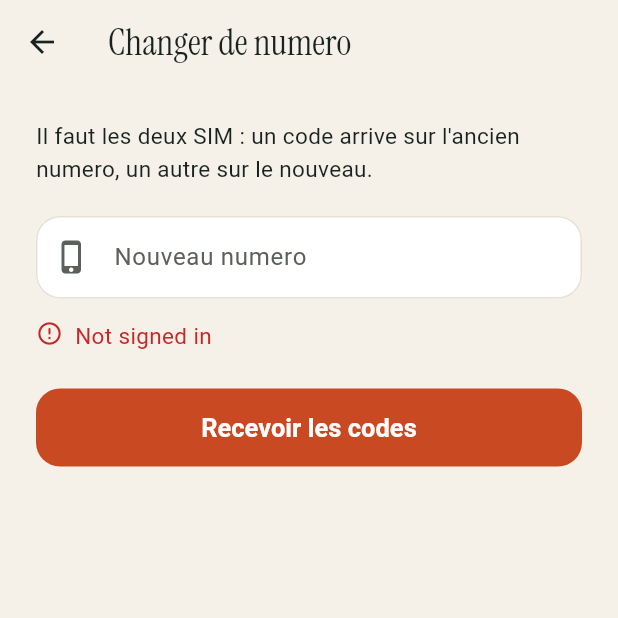
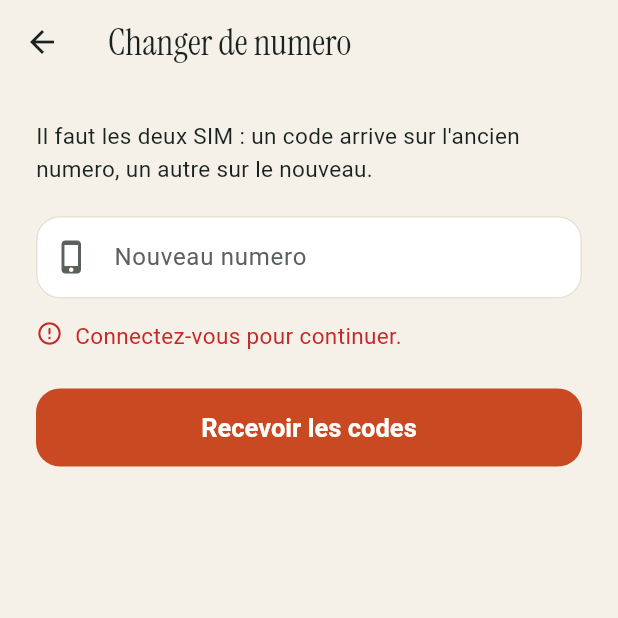
Before and after one commit to giss1408/djassa-App-retailer, a Flutter app: the ChangeNumberScreen screen opened directly, after a tap on "Recevoir les codes", on a phone screen of 412 x 824 dp, the top half of it. Run offline on Flutter 3.47's test engine with Material 3 defaults, Android fonts, the phone set to English and light mode, and no system bars; our stand-ins replace flutter_riverpod, flutter_secure_storage, geolocator, image_picker, qr_flutter, sqflite; accounts and stored records are empty.

Commit message:
Show network errors in French, and ask for the number before sending
With an empty number, signing in showed "The request was refused": the
server's validation error has no plain message, and the fallback was in
English. The form now asks for the number before calling the server, and
every message the network layer can show (timeout, no connection, secure
connection, server unavailable, refused, unexpected response, not signed in)
is in French.

Co-Authored-By: Claude Opus 5.5 <noreply@anthropic.com>

```diff
--- a/lib/core/data/sync_service.dart
+++ b/lib/core/data/sync_service.dart
@@ -162,7 +162,7 @@ class SyncService {
 
     final results = response['results'];
     if (results is! List) {
-      const error = MalformedResponseException('Sync response had no results');
+      const error = MalformedResponseException('Reponse inattendue du serveur. Reessayez.');
       await _backOffAll(batch, error.message);
       return SyncOutcome(
         remaining: await _dao.pendingCount(),
@@ -202,7 +202,7 @@ class SyncService {
           final reason = entry['error'];
           await _dao.markRejected(
             localId: sale!.localId!,
-            error: reason is String ? reason : 'The server refused this sale',
+            error: reason is String ? reason : 'Le serveur a refuse cette vente',
           );
           rejected++;
         default:
--- a/lib/core/net/api_client.dart
+++ b/lib/core/net/api_client.dart
@@ -114,7 +114,7 @@ class ApiClient {
       authenticated: authenticated,
     );
     if (body is! List) {
-      throw const MalformedResponseException('Expected a JSON array');
+      throw const MalformedResponseException('Reponse inattendue du serveur. Reessayez.');
     }
     return body;
   }
@@ -151,7 +151,7 @@ class ApiClient {
   /// PUT a JSON body, returning a decoded JSON list.
   Future<List<Object?>> putJsonList(String path, {Object? body}) async {
     final decoded = await _send('PUT', path, jsonBody: body, authenticated: true);
-    if (decoded is! List) throw const MalformedResponseException('Expected a JSON array');
+    if (decoded is! List) throw const MalformedResponseException('Reponse inattendue du serveur. Reessayez.');
     return decoded;
   }
 
@@ -170,7 +170,7 @@ class ApiClient {
     bool isRetry = false,
   }) async {
     final token = await _tokenProvider();
-    if (token == null || token.isEmpty) throw const UnauthorizedException('Not signed in');
+    if (token == null || token.isEmpty) throw const UnauthorizedException('Connectez-vous pour continuer.');
     final request = http.MultipartRequest('POST', Uri.parse('$_baseUrl$path'))
       ..headers['Authorization'] = 'Bearer $token'
       ..headers['Accept'] = 'application/json'
@@ -183,9 +183,9 @@ class ApiClient {
     } on TimeoutException {
       throw const NetworkException('L\'envoi a pris trop de temps');
     } on SocketException {
-      throw const NetworkException('No connection to the server');
+      throw const NetworkException('Pas de connexion au serveur. Verifiez votre connexion internet.');
     } on HandshakeException {
-      throw const NetworkException('Could not establish a secure connection');
+      throw const NetworkException('Connexion securisee impossible. Verifiez la date et l\'heure du telephone.');
     } on http.ClientException catch (error) {
       throw NetworkException(error.message);
     }
@@ -198,7 +198,7 @@ class ApiClient {
 
   Map<String, Object?> _asObject(Object? body) {
     if (body is! Map<String, Object?>) {
-      throw const MalformedResponseException('Expected a JSON object');
+      throw const MalformedResponseException('Reponse inattendue du serveur. Reessayez.');
     }
     return body;
   }
@@ -225,7 +225,7 @@ class ApiClient {
     if (authenticated) {
       final token = await _tokenProvider();
       if (token == null || token.isEmpty) {
-        throw const UnauthorizedException('Not signed in');
+        throw const UnauthorizedException('Connectez-vous pour continuer.');
       }
       request.headers['Authorization'] = 'Bearer $token';
     }
@@ -246,14 +246,14 @@ class ApiClient {
       response = await http.Response.fromStream(streamed)
           .timeout(Env.requestTimeout, onTimeout: _onTimeout);
     } on TimeoutException {
-      throw const NetworkException('The request timed out');
+      throw const NetworkException('Le serveur met trop de temps a repondre. Reessayez.');
     } on SocketException {
       // No route, DNS failure, connection refused or reset.
-      throw const NetworkException('No connection to the server');
+      throw const NetworkException('Pas de connexion au serveur. Verifiez votre connexion internet.');
     } on HandshakeException {
       // A failed TLS handshake can mean interception, not just a bad cert.
       // Never downgrade or retry over cleartext in response to this.
-      throw const NetworkException('Could not establish a secure connection');
+      throw const NetworkException('Connexion securisee impossible. Verifiez la date et l\'heure du telephone.');
     } on http.ClientException catch (error) {
       throw NetworkException(error.message);
     }
@@ -311,7 +311,7 @@ class ApiClient {
     }
 
     if (status >= 500) {
-      throw ServerErrorException(status, 'The server could not be reached');
+      throw ServerErrorException(status, 'Le serveur est indisponible. Reessayez dans un instant.');
     }
 
     // 4xx: surface FastAPI's `detail` so the UI can explain the refusal,
@@ -327,7 +327,7 @@ class ApiClient {
     }
     throw ClientErrorException(
       status,
-      detail is String ? detail : 'The request was refused',
+      detail is String ? detail : 'La demande a ete refusee. Verifiez les informations saisies.',
       detail: detail,
     );
   }
@@ -339,7 +339,7 @@ class ApiClient {
     try {
       return jsonDecode(utf8.decode(response.bodyBytes));
     } on FormatException {
-      throw const MalformedResponseException('The response was not valid JSON');
+      throw const MalformedResponseException('Reponse inattendue du serveur. Reessayez.');
     }
   }
 }
--- a/lib/features/phone_sign_in_form.dart
+++ b/lib/features/phone_sign_in_form.dart
@@ -43,6 +43,10 @@ class _PhoneSignInFormState extends ConsumerState<PhoneSignInForm> {
 
   Future<void> _requestCode() async {
     if (_busy) return;
+    if (_phone.text.trim().isEmpty) {
+      setState(() => _error = Strings.signInPhoneMissing);
+      return;
+    }
     setState(() {
       _busy = true;
       _error = null;
--- a/lib/l10n/strings.dart
+++ b/lib/l10n/strings.dart
@@ -27,6 +27,7 @@ class Strings {
   static const signInSubtitle = 'Espace marchand';
   static const signInPhoneLabel = 'Numero de telephone';
   static const signInPhoneHint = '07 12 34 56 78';
+  static const signInPhoneMissing = 'Entrez votre numero de telephone.';
   static const signInPhoneHelper = 'Votre numero de gerant ou de caissier. Code par SMS.';
   static const signInSendCode = 'Recevoir le code';
   static const signInCodeSentTo = 'Code envoye par SMS au';
```
